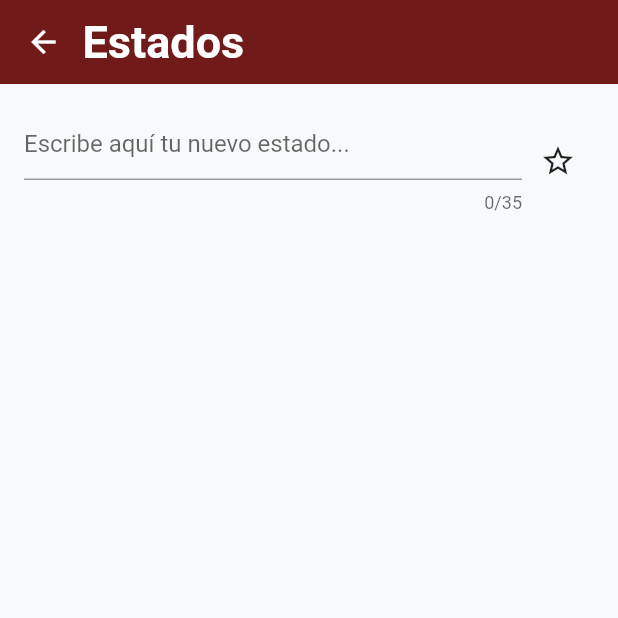
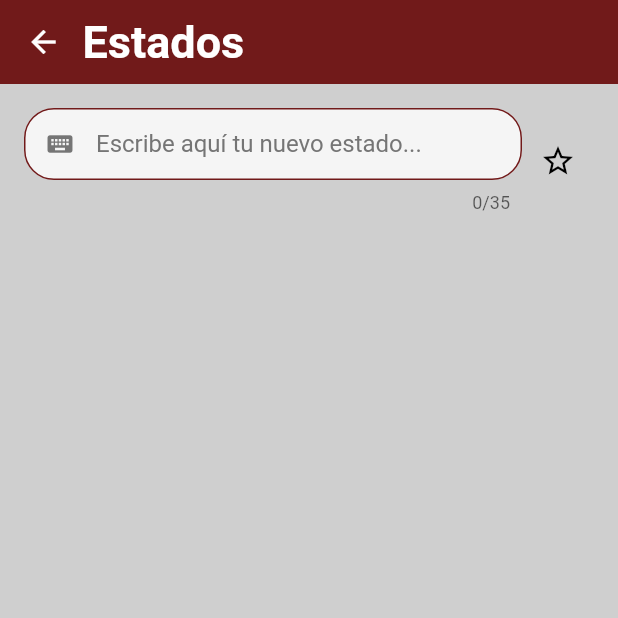
Before and after one commit to J4ngel/Broadcast_movie, a Flutter app: the FeedPage screen opened directly, after a tap on "Estados", on a phone screen of 412 x 824 dp, the top half of it. Run offline on Flutter 3.47's test engine with Material 2 defaults, Android fonts, the phone set to English and light mode, and no system bars; drawn by our look-alikes of firebase_database; our stand-ins replace firebase_auth, firebase_core, geolocator, get, google_fonts, google_sign_in and 2 more; missing offline and left inert: tmdb_api; accounts and stored records are empty.

Commit message:
Modificación de la parte visual para que la interfaz se viera acorde al tema diseñado, por tal razón se modificaron las vistas de home, near me, feed y status

```diff
--- a/lib/ui/pages/feed/feed.dart
+++ b/lib/ui/pages/feed/feed.dart
@@ -25,7 +25,7 @@ class _FeedPageState extends State<FeedPage> {
     return Scaffold(
       backgroundColor: controller.darkMode
           ? const Color(0XFF262D31)
-          : const Color(0XFFF8F9FA),
+          : const Color(0XFFCFCFCF),
       body: Padding(
         padding: EdgeInsets.all(16),
         child: Column(
@@ -44,7 +44,7 @@ class _FeedPageState extends State<FeedPage> {
                           fontWeight: FontWeight.bold,
                           color: controller.darkMode
                               ? const Color(0xffFFFFFF)
-                              : const Color(0xff262D31)),
+                              : const Color(0xff711A1A)),
                     ),
                     ElevatedButton(
                       style: ButtonStyle(
@@ -70,7 +70,7 @@ class _FeedPageState extends State<FeedPage> {
               children: [
                 Flexible(
                   child: Padding(
-                    padding: EdgeInsets.symmetric(horizontal: 12),
+                    padding: EdgeInsets.only(left: 6, right:6, top: 15),//EdgeInsets.symmetric(horizontal: 12),
                     child: TextField(
                       keyboardType: TextInputType.text,
                       controller: _post_controller,
@@ -79,7 +79,18 @@ class _FeedPageState extends State<FeedPage> {
                         _publish_post();
                       },
                       decoration: InputDecoration(
-                        hintText: "Escribe aquí tu contenido :D..."
+                        hintText: "Escribe aquí tu contenido :D...",
+                        hintStyle: TextStyle(color: Colors.grey.shade600),
+                        prefixIcon: Icon(Icons.keyboard, color: Colors.grey.shade600, size: 20),
+                        filled: true,
+                        fillColor: Colors.grey.shade100,
+                        contentPadding: EdgeInsets.all(8),
+                          enabledBorder: OutlineInputBorder(
+                            borderRadius: BorderRadius.circular(20),
+                            borderSide: BorderSide(
+                              color: controller.darkMode
+                                ? Colors.grey.shade100
+                                : Color(0xff711A1A)))
                       ),
                     )
                   )
@@ -88,7 +99,10 @@ class _FeedPageState extends State<FeedPage> {
                   onPressed: (){
                     _publish_post();
                   },
-                  icon: Icon((_post_controller.text.length > 0)?Icons.beenhere_rounded:Icons.beenhere_outlined)
+                  icon: Icon(
+                    (_post_controller.text.length > 0)?Icons.beenhere_rounded:Icons.beenhere_outlined,
+                    color: controller.darkMode? Colors.white: Colors.black
+                  )
                 )
               ],
             )
--- a/lib/ui/pages/home/home.dart
+++ b/lib/ui/pages/home/home.dart
@@ -22,7 +22,7 @@ class _HomeState extends State<Home> {
     return Scaffold(
         backgroundColor: controller.darkMode
             ? const Color(0XFF262D31)
-            : const Color(0XFFF8F9FA),
+            : const Color(0XFFCFCFCF),
         appBar: AppBar(
           title: Column(
               crossAxisAlignment: CrossAxisAlignment.start,
@@ -53,7 +53,7 @@ class _HomeState extends State<Home> {
             children: [
               TextField(
                 decoration: InputDecoration(
-                    hintText: "Search...",
+                    hintText: "Buscar por...",
                     hintStyle: TextStyle(color: Colors.grey.shade600),
                     prefixIcon: Icon(Icons.search,
                         color: Colors.grey.shade600, size: 20),
--- a/lib/ui/pages/status/status_page.dart
+++ b/lib/ui/pages/status/status_page.dart
@@ -28,7 +28,7 @@ class _StatusPageState extends State<StatusPage> {
     return Scaffold(
       backgroundColor: controller.darkMode
           ? const Color(0XFF262D31)
-          : const Color(0XFFF8F9FA),
+          : const Color(0XFFCFCFCF),
       appBar: AppBar(
         backgroundColor: controller.darkMode
             ? const Color(0xff085373)
@@ -78,14 +78,27 @@ class _StatusPageState extends State<StatusPage> {
                     onChanged: (text)=> setState((){}),
                     onSubmitted: (input){_update_state();},
                     decoration: InputDecoration(
-                      hintText: "Escribe aquí tu nuevo estado..."
+                      hintText: "Escribe aquí tu nuevo estado...",
+                      hintStyle: TextStyle(color: Colors.grey.shade600),
+                      prefixIcon: Icon(Icons.keyboard,
+                          color: Colors.grey.shade600, size: 20),
+                      filled: true,
+                      fillColor: Colors.grey.shade100,
+                      contentPadding: EdgeInsets.all(8),
+                      enabledBorder: OutlineInputBorder(
+                          borderRadius: BorderRadius.circular(20),
+                          borderSide: BorderSide(
+                              color: controller.darkMode
+                                  ? Colors.grey.shade100
+                                  : Color(0xff711A1A)))
                     ),
                   )
                 ),
                 IconButton(
                   onPressed: (){_update_state();},
                   icon: (_status_controller.text.length>0)?Icon(Icons.star_outlined)
-                                                          :Icon(Icons.star_outline_sharp)
+                                                          :Icon(Icons.star_outline_sharp),
+                          color: controller.darkMode? Colors.white: Colors.black,
                 )
               ]
             ),
```
Also changed, not shown: lib/ui/pages/feed/widgets/feed_card.dart (+12 -2 lines), lib/ui/pages/home/widgets/card_movie.dart (+8 -1 lines), lib/ui/pages/near_me/widgets/near_me_users.dart (+9 -3 lines), lib/ui/pages/status/widgets/state_card.dart (+7 -2 lines).
